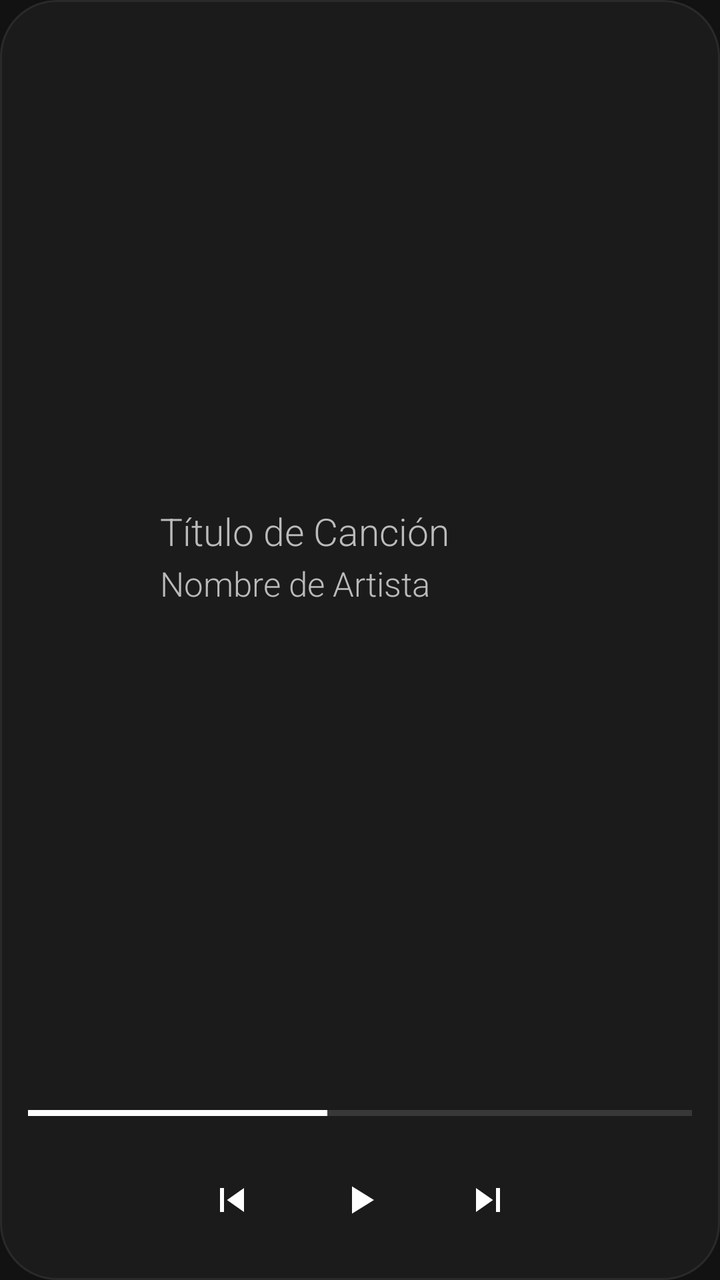
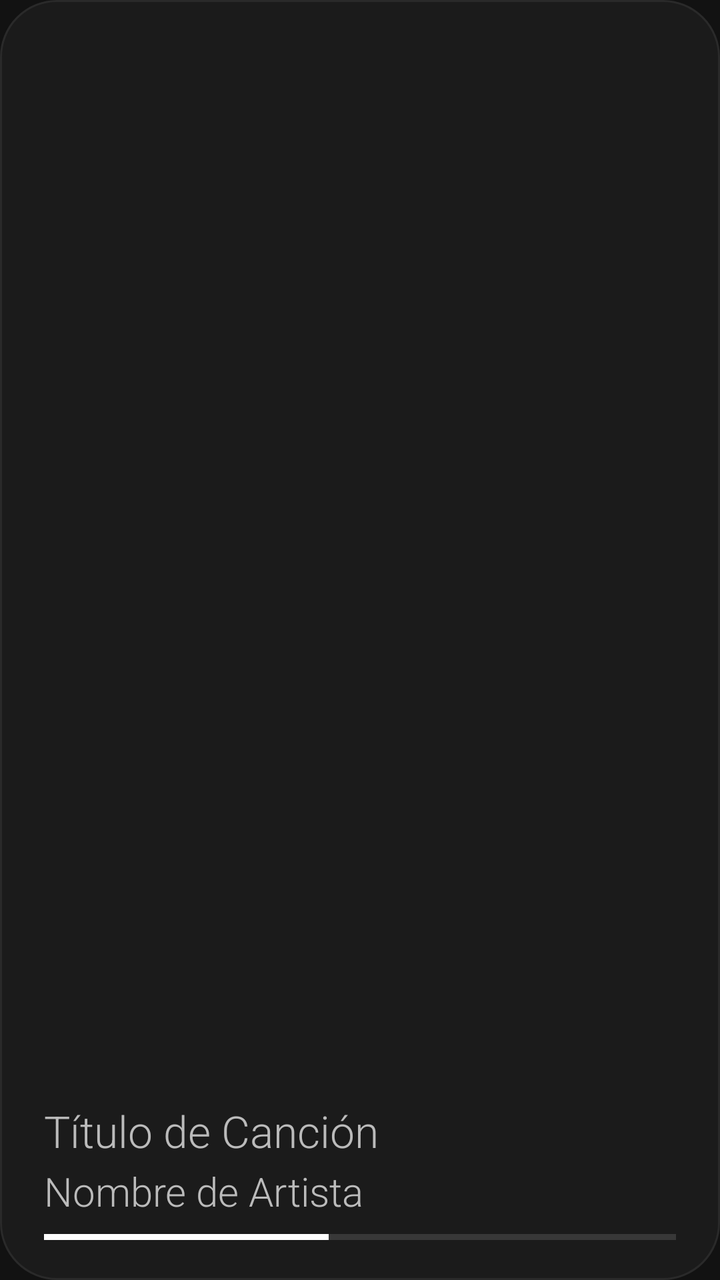

Before-and-after screenshots of an Android layout around one commit, followed by the original layout XML and the change that was made.
<!-- AndroidManifest.xml: application theme Theme.NothingMusicWidget -->
<!-- res/layout/widget_nothing_music_layer3.xml -->
<?xml version="1.0" encoding="utf-8"?>
<LinearLayout xmlns:android="http://schemas.android.com/apk/res/android"
    android:id="@+id/widget_container_layer3"
    android:layout_width="match_parent"
    android:layout_height="match_parent"
    android:background="@drawable/bg_widget_squircle_dark"
    android:orientation="vertical"
    android:padding="14dp">

    <LinearLayout
        android:layout_width="match_parent"
        android:layout_height="0dp"
        android:layout_weight="1"
        android:gravity="center_vertical"
        android:orientation="horizontal">

        <ImageView
            android:id="@+id/iv_details_art"
            android:layout_width="56dp"
            android:layout_height="56dp"
            android:contentDescription="Cover Art"
            android:scaleType="centerCrop" />

        <LinearLayout
            android:layout_width="0dp"
            android:layout_height="wrap_content"
            android:layout_marginStart="10dp"
            android:layout_weight="1"
            android:orientation="vertical">

            <TextView
                android:id="@+id/tv_track_title"
                android:layout_width="wrap_content"
                android:layout_height="wrap_content"
                android:ellipsize="end"
                android:fontFamily="sans-serif-light"
                android:maxLines="1"
                android:text="Título de Canción"
                android:textColor="#BBBBBB"
                android:textSize="19sp"
                android:textStyle="normal" />

            <TextView
                android:id="@+id/tv_track_artist"
                android:layout_width="wrap_content"
                android:layout_height="wrap_content"
                android:layout_marginTop="2dp"
                android:layout_marginBottom="7dp"
                android:ellipsize="end"
                android:fontFamily="sans-serif-light"
                android:maxLines="1"
                android:text="Nombre de Artista"
                android:textColor="#BBBBBB"
                android:textSize="17sp"
                android:textStyle="normal" />
        </LinearLayout>
    </LinearLayout>

    
    <ProgressBar
        android:id="@+id/pb_timeline"
        style="@android:style/Widget.ProgressBar.Horizontal"
        android:layout_width="match_parent"
        android:layout_height="3dp"
        android:layout_marginTop="6dp"
        android:layout_marginBottom="16dp"
        android:max="100"
        android:progress="45"
        android:progressDrawable="@drawable/bg_progress_bar_rect" />

    <LinearLayout
        android:layout_width="match_parent"
        android:layout_height="wrap_content"
        android:gravity="center"
        android:orientation="horizontal">

        <ImageButton
            android:id="@+id/btn_widget_prev"
            android:layout_width="44dp"
            android:layout_height="44dp"
            android:background="@android:color/transparent"
            android:contentDescription="Previous Track"
            android:src="@drawable/ic_prev" />

        <ImageButton
            android:id="@+id/btn_widget_play_pause"
            android:layout_width="52dp"
            android:layout_height="52dp"
            android:layout_marginStart="16dp"
            android:layout_marginEnd="16dp"
            android:background="@android:color/transparent"
            android:contentDescription="Play Pause"
            android:src="@drawable/ic_play" />

        <ImageButton
            android:id="@+id/btn_widget_next"
            android:layout_width="44dp"
            android:layout_height="44dp"
            android:background="@android:color/transparent"
            android:contentDescription="Next Track"
            android:src="@drawable/ic_next" />
    </LinearLayout>

</LinearLayout>
<!-- resources referenced by this layout -->
<resources>
  <!-- drawable bg_progress_bar_rect (drawable) -->
  <?xml version="1.0" encoding="utf-8"?>
  <layer-list xmlns:android="http://schemas.android.com/apk/res/android">
      <item android:id="@android:id/background">
          <shape android:shape="rectangle">
              <corners android:radius="0dp" />
              <solid android:color="#383838" />
          </shape>
      </item>
      <item android:id="@android:id/progress">
          <clip>
              <shape android:shape="rectangle">
                  <corners android:radius="0dp" />
                  <solid android:color="#FFFFFF" />
              </shape>
          </clip>
      </item>
  </layer-list>
  <!-- drawable bg_widget_squircle_dark (drawable) -->
  <?xml version="1.0" encoding="utf-8"?>
  <shape xmlns:android="http://schemas.android.com/apk/res/android"
      android:shape="rectangle">
      <solid android:color="#1B1B1B" />
      <corners android:radius="28dp" />
      <stroke
          android:width="1dp"
          android:color="#2A2A2A" />
  </shape>
  <!-- drawable ic_next (drawable) -->
  <vector xmlns:android="http://schemas.android.com/apk/res/android"
      android:width="24dp"
      android:height="24dp"
      android:viewportWidth="24"
      android:viewportHeight="24">
      <path
          android:fillColor="#FFFFFF"
          android:pathData="M6,18l8.5,-6L6,6v12zM16,6v12h2L18,6h-2z" />
  </vector>
  <!-- drawable ic_play (drawable) -->
  <vector xmlns:android="http://schemas.android.com/apk/res/android"
      android:width="24dp"
      android:height="24dp"
      android:viewportWidth="24"
      android:viewportHeight="24">
      <path
          android:fillColor="#FFFFFF"
          android:pathData="M8,5.14v13.72L19,12L8,5.14z" />
  </vector>
  <!-- drawable ic_prev (drawable) -->
  <vector xmlns:android="http://schemas.android.com/apk/res/android"
      android:width="24dp"
      android:height="24dp"
      android:viewportWidth="24"
      android:viewportHeight="24">
      <path
          android:fillColor="#FFFFFF"
          android:pathData="M6,6h2v12L6,18zM9.5,12l8.5,6L18,6z" />
  </vector>
  <style name="Theme.NothingMusicWidget" parent="Theme.MaterialComponents.DayNight.NoActionBar">
          <item name="colorPrimary">@color/nothing_red</item>
          <item name="android:windowBackground">@color/nothing_bg_dark</item>
          <item name="android:statusBarColor">@color/nothing_bg_dark</item>
          <item name="android:navigationBarColor">@color/nothing_bg_dark</item>
      </style>
  <color name="nothing_red">#D71921</color>
  <color name="nothing_bg_dark">#121212</color>
</resources>

<!-- the commit's change to res/layout/widget_nothing_music_layer3.xml (unified diff, before → after) -->
@@ -1,104 +1,87 @@
 <?xml version="1.0" encoding="utf-8"?>
-<LinearLayout xmlns:android="http://schemas.android.com/apk/res/android"
+<RelativeLayout xmlns:android="http://schemas.android.com/apk/res/android"
     android:id="@+id/widget_container_layer3"
     android:layout_width="match_parent"
     android:layout_height="match_parent"
     android:background="@drawable/bg_widget_squircle_dark"
-    android:orientation="vertical"
-    android:padding="14dp">
+    android:paddingStart="22dp"
+    android:paddingTop="22dp"
+    android:paddingEnd="22dp"
+    android:paddingBottom="18dp">
 
-    <LinearLayout
+    
+    <RelativeLayout
+        android:id="@+id/layout_top_row"
         android:layout_width="match_parent"
-        android:layout_height="0dp"
-        android:layout_weight="1"
-        android:gravity="center_vertical"
-        android:orientation="horizontal">
+        android:layout_height="wrap_content"
+        android:layout_alignParentTop="true">
 
         <ImageView
             android:id="@+id/iv_details_art"
-            android:layout_width="56dp"
-            android:layout_height="56dp"
+            android:layout_width="104dp"
+            android:layout_height="104dp"
+            android:layout_alignParentStart="true"
+            android:layout_alignParentTop="true"
             android:contentDescription="Cover Art"
-            android:scaleType="centerCrop" />
+            android:scaleType="fitXY" />
 
-        <LinearLayout
-            android:layout_width="0dp"
-            android:layout_height="wrap_content"
-            android:layout_marginStart="10dp"
-            android:layout_weight="1"
-            android:orientation="vertical">
-
-            <TextView
-                android:id="@+id/tv_track_title"
-                android:layout_width="wrap_content"
-                android:layout_height="wrap_content"
-                android:ellipsize="end"
-                android:fontFamily="sans-serif-light"
-                android:maxLines="1"
-                android:text="Título de Canción"
-                android:textColor="#BBBBBB"
-                android:textSize="19sp"
-                android:textStyle="normal" />
-
-            <TextView
-                android:id="@+id/tv_track_artist"
-                android:layout_width="wrap_content"
-                android:layout_height="wrap_content"
-                android:layout_marginTop="2dp"
-                android:layout_marginBottom="7dp"
-                android:ellipsize="end"
-                android:fontFamily="sans-serif-light"
-                android:maxLines="1"
-                android:text="Nombre de Artista"
-                android:textColor="#BBBBBB"
-                android:textSize="17sp"
-                android:textStyle="normal" />
-        </LinearLayout>
-    </LinearLayout>
+        <ImageView
+            android:id="@+id/iv_player_service"
+            android:layout_width="38dp"
+            android:layout_height="38dp"
+            android:layout_alignParentEnd="true"
+            android:layout_alignParentTop="true"
+            android:contentDescription="Player Service Icon"
+            android:scaleType="fitCenter" />
+    </RelativeLayout>
 
     
-    <ProgressBar
-        android:id="@+id/pb_timeline"
-        style="@android:style/Widget.ProgressBar.Horizontal"
-        android:layout_width="match_parent"
-        android:layout_height="3dp"
-        android:layout_marginTop="6dp"
-        android:layout_marginBottom="16dp"
-        android:max="100"
-        android:progress="45"
-        android:progressDrawable="@drawable/bg_progress_bar_rect" />
-
     <LinearLayout
         android:layout_width="match_parent"
         android:layout_height="wrap_content"
-        android:gravity="center"
-        android:orientation="horizontal">
+        android:layout_alignParentBottom="true"
+        android:orientation="vertical">
 
-        <ImageButton
-            android:id="@+id/btn_widget_prev"
-            android:layout_width="44dp"
-            android:layout_height="44dp"
-            android:background="@android:color/transparent"
-            android:contentDescription="Previous Track"
-            android:src="@drawable/ic_prev" />
+        
+        <TextView
+            android:id="@+id/tv_track_title"
+            android:layout_width="match_parent"
+            android:layout_height="wrap_content"
+            android:ellipsize="end"
+            android:fontFamily="sans-serif-light"
+            android:maxLines="1"
+            android:singleLine="true"
+            android:text="Título de Canción"
+            android:textColor="#BBBBBB"
+            android:textSize="22sp"
+            android:textStyle="normal" />
 
-        <ImageButton
-            android:id="@+id/btn_widget_play_pause"
-            android:layout_width="52dp"
-            android:layout_height="52dp"
-            android:layout_marginStart="16dp"
-            android:layout_marginEnd="16dp"
-            android:background="@android:color/transparent"
-            android:contentDescription="Play Pause"
-            android:src="@drawable/ic_play" />
+        
+        <TextView
+            android:id="@+id/tv_track_artist"
+            android:layout_width="match_parent"
+            android:layout_height="wrap_content"
+            android:layout_marginTop="2dp"
+            android:layout_marginBottom="8dp"
+            android:ellipsize="end"
+            android:fontFamily="sans-serif-light"
+            android:maxLines="1"
+            android:singleLine="true"
+            android:text="Nombre de Artista"
+            android:textColor="#BBBBBB"
+            android:textSize="20sp"
+            android:textStyle="normal" />
 
-        <ImageButton
-            android:id="@+id/btn_widget_next"
-            android:layout_width="44dp"
-            android:layout_height="44dp"
-            android:background="@android:color/transparent"
-            android:contentDescription="Next Track"
-            android:src="@drawable/ic_next" />
+        
+        <ProgressBar
+            android:id="@+id/pb_timeline"
+            style="@android:style/Widget.ProgressBar.Horizontal"
+            android:layout_width="match_parent"
+            android:layout_height="3dp"
+            android:layout_marginBottom="2dp"
+            android:max="100"
+            android:progress="45"
+            android:progressDrawable="@drawable/bg_progress_bar_rect" />
     </LinearLayout>
 
-</LinearLayout>
+</RelativeLayout>
<!-- resource entries referenced after the edit -->
@@ -28,36 +28,6 @@
           android:width="1dp"
           android:color="#2A2A2A" />
   </shape>
-  <!-- drawable ic_next (drawable) -->
-  <vector xmlns:android="http://schemas.android.com/apk/res/android"
-      android:width="24dp"
-      android:height="24dp"
-      android:viewportWidth="24"
-      android:viewportHeight="24">
-      <path
-          android:fillColor="#FFFFFF"
-          android:pathData="M6,18l8.5,-6L6,6v12zM16,6v12h2L18,6h-2z" />
-  </vector>
-  <!-- drawable ic_play (drawable) -->
-  <vector xmlns:android="http://schemas.android.com/apk/res/android"
-      android:width="24dp"
-      android:height="24dp"
-      android:viewportWidth="24"
-      android:viewportHeight="24">
-      <path
-          android:fillColor="#FFFFFF"
-          android:pathData="M8,5.14v13.72L19,12L8,5.14z" />
-  </vector>
-  <!-- drawable ic_prev (drawable) -->
-  <vector xmlns:android="http://schemas.android.com/apk/res/android"
-      android:width="24dp"
-      android:height="24dp"
-      android:viewportWidth="24"
-      android:viewportHeight="24">
-      <path
-          android:fillColor="#FFFFFF"
-          android:pathData="M6,6h2v12L6,18zM9.5,12l8.5,6L18,6z" />
-  </vector>
   <style name="Theme.NothingMusicWidget" parent="Theme.MaterialComponents.DayNight.NoActionBar">
           <item name="colorPrimary">@color/nothing_red</item>
           <item name="android:windowBackground">@color/nothing_bg_dark</item>
